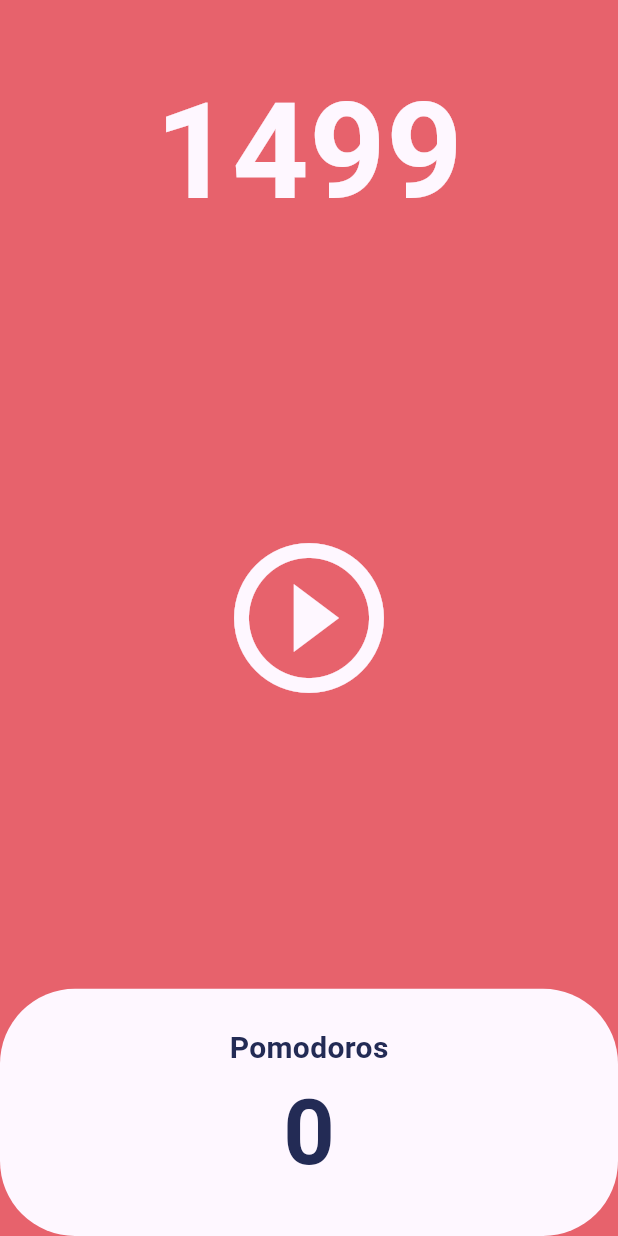
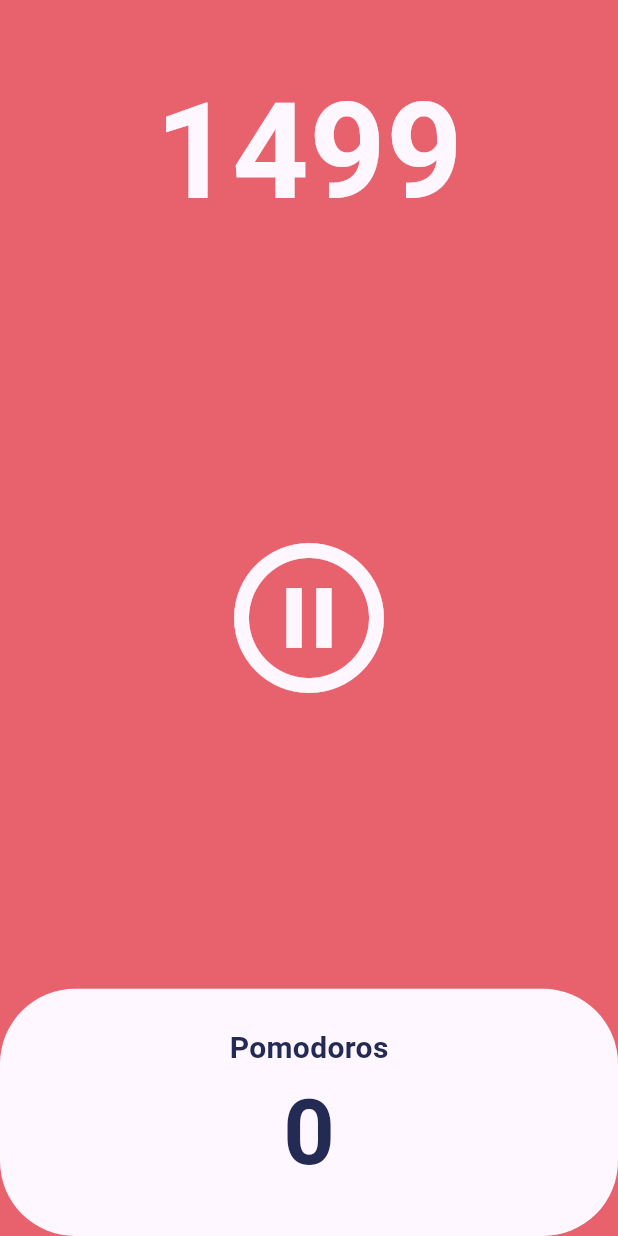
Before and after one commit to DongHyeonKim-tech/flutter-pomodoro-nomad, a Flutter app: the screen it shows after launch, after a tap on the "play circle outline" icon, on a phone screen of 412 x 824 dp. Run offline on Flutter 3.47's test engine with Material 3 defaults, Android fonts, the phone set to English and light mode, and no system bars.

Commit message:
#5.2 Pause Play - 정지 기능 개발

```diff
--- a/lib/screen/home_screen.dart
+++ b/lib/screen/home_screen.dart
@@ -11,10 +11,9 @@
 
 class _HomeScreenState extends State<HomeScreen> {
   int totalSeconds = 1500;
-  // timer late로 선언
+  bool isRunning = false;
   late Timer timer;
 
-  // UI 상에 보여지는 시간 timer function
   void onTick(Timer timer) {
     setState(() {
       totalSeconds--;
@@ -22,8 +21,20 @@
   }
 
   void onStartPressed() {
-    // timer 선언 - 1초에 1씩 minus
-    timer = Timer.periodic(const Duration(seconds: 1), onTick);
+    timer = Timer.periodic(
+      const Duration(seconds: 1),
+      onTick,
+    );
+    // timer 시작 시 isRunnging true
+    isRunning = true;
+  }
+
+  // 정지 function
+  void onPausePressed() {
+    timer.cancel();
+    setState(() {
+      isRunning = false;
+    });
   }
 
   @override
@@ -32,7 +43,6 @@
       backgroundColor: Theme.of(context).scaffoldBackgroundColor,
       body: Column(
         children: [
-          // 영역 분리
           Flexible(
             flex: 1,
             child: Container(
@@ -50,17 +60,22 @@
             flex: 3,
             child: Center(
               child: IconButton(
-                  iconSize: 120,
-                  color: Theme.of(context).cardColor,
-                  onPressed: onStartPressed,
-                  icon: const Icon(Icons.play_circle_outline)),
+                iconSize: 120,
+                color: Theme.of(context).cardColor,
+                onPressed: isRunning ? onPausePressed : onStartPressed,
+                icon: Icon(
+                  // isRunning에 따른 icon 변경
+                  isRunning
+                      ? Icons.pause_circle_outline
+                      : Icons.play_circle_outline,
+                ),
+              ),
             ),
           ),
           Flexible(
             flex: 1,
             child: Row(
               children: [
-                // 영역 좌우 전체로 확장
                 Expanded(
                   child: Container(
                     decoration: BoxDecoration(
```
